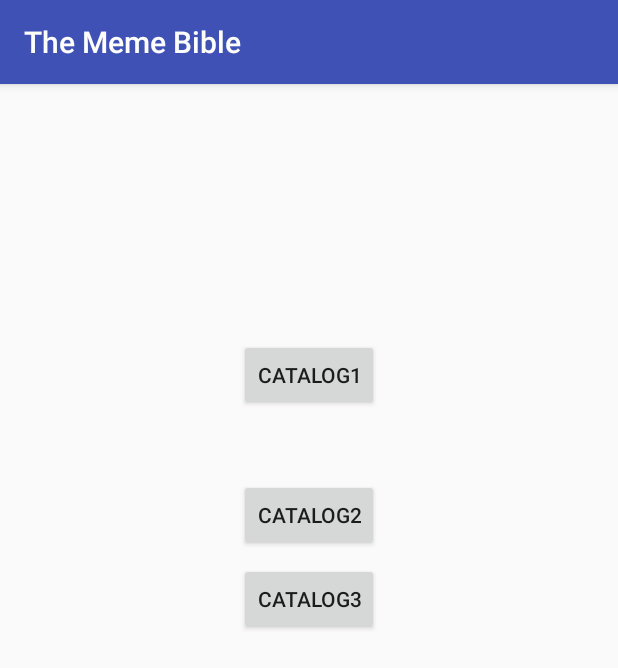
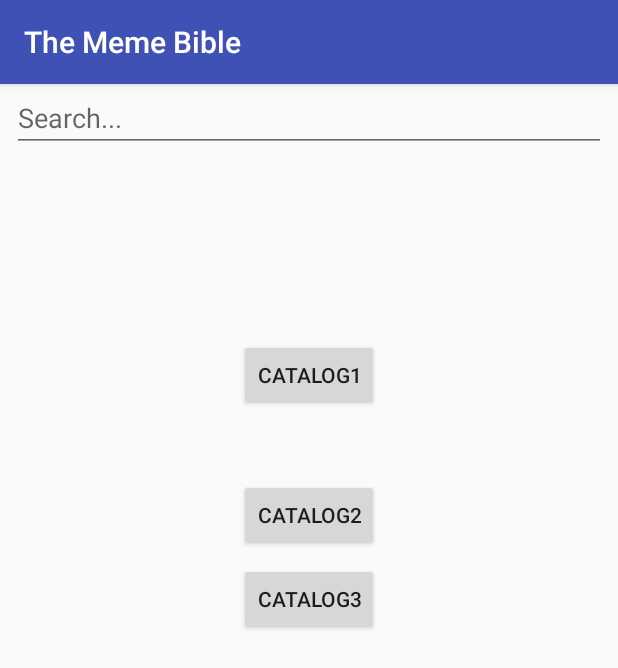
Before and after one commit to phansieeex3/theMemeBible, an Android app: the fragment CatalogFragment placed in its activity, on a phone screen of 412 x 824 dp. Shown: the top 668 px of the screen. Run offline under Robolectric (Android 15) with nearby library versions, the phone set to English and light mode, and no system bars.

Commit message:
added search auto complete from trending api

```diff
--- a/app/src/main/java/group3/tcss450/uw/edu/thememebible/CatalogFragment.java
+++ b/app/src/main/java/group3/tcss450/uw/edu/thememebible/CatalogFragment.java
@@ -1,15 +1,38 @@
 package group3.tcss450.uw.edu.thememebible;
 
 import android.content.Context;
+import android.os.AsyncTask;
 import android.os.Bundle;
 import android.support.v4.app.Fragment;
+import android.util.Log;
 import android.view.LayoutInflater;
 import android.view.View;
 import android.view.ViewGroup;
+import android.widget.ArrayAdapter;
+import android.widget.AutoCompleteTextView;
 import android.widget.Button;
+import android.widget.Toast;
+
+import org.json.JSONArray;
+import org.json.JSONObject;
+
+import java.io.BufferedReader;
+import java.io.InputStream;
+import java.io.InputStreamReader;
+import java.net.HttpURLConnection;
+import java.net.URL;
+import java.net.URLEncoder;
+import java.util.ArrayList;
+
+import group3.tcss450.uw.edu.thememebible.MemeObject.Meme;
 
 public class CatalogFragment extends Fragment implements View.OnClickListener {
     private OnFragmentInteractionListener mListener;
+    private static final String TAG = "CATALOGFRAGMENT";
+    private static final String mUrl = "http://version1.api.memegenerator.net/Generators_Select_ByTrending?=";
+    private static final String API_KEY = "7A81A4B0-C434-4DA2-B8D6-1A63E5D63400";
+
+    private ArrayList<String> mTrendingAutoComplete;
 
     public CatalogFragment() {
 
@@ -18,8 +41,38 @@ public class CatalogFragment extends Fragment implements View.OnClickListener {
 
     @Override
     public View onCreateView(LayoutInflater inflater, ViewGroup container,
-                             Bundle savedInstanceState) {
-        View v = inflater.inflate(R.layout.fragment_catalog_fragment, container, false);
+                             Bundle savedInstanceState)
+    {
+
+                View v = inflater.inflate(R.layout.fragment_catalog_fragment, container, false);
+        AsyncTask<String, Void, String> task = new DownloadData();
+        mTrendingAutoComplete = new ArrayList<String>();
+
+
+        //populating my auto complete will clean up later.
+        StringBuilder sb = new StringBuilder(mUrl);
+        try {
+            sb.append("&apiKey=");
+            sb.append(URLEncoder.encode(API_KEY, "UTF-8"));
+
+            Log.i("buildString", sb.toString());
+
+        } catch (Exception e) {
+            Log.e("Catch", e.getMessage());
+            Toast.makeText(getActivity(), "url is not correct" + e.getMessage(),
+                    Toast.LENGTH_LONG)
+                    .show();
+        }
+
+        task.execute(sb.toString(), "trending");
+
+
+        ArrayAdapter<String> adapter =
+            new ArrayAdapter<String>(getActivity(), android.R.layout.simple_dropdown_item_1line, mTrendingAutoComplete);
+        AutoCompleteTextView text = (AutoCompleteTextView) v.findViewById(R.id.search_auto_complete);
+        text.setAdapter(adapter);
+
+
 
         // add listeners for the buttons and inflate the view for InitialFragment
         Button b = (Button) v.findViewById(R.id.catalog_button1);
@@ -81,4 +134,88 @@ public class CatalogFragment extends Fragment implements View.OnClickListener {
         // TODO: Update argument type and name
         void onFragmentInteraction(int buttonID);
     }
+
+    /**
+     * This asynctask fills my auto complete.
+     */
+    private class DownloadData extends AsyncTask<String, Void, String> {
+
+        @Override
+        protected String doInBackground(String... urls) {
+            String response = "";
+            HttpURLConnection urlConnection = null;
+            String url = urls[0];
+            try {
+                URL urlObject = new URL(url);
+                urlConnection = (HttpURLConnection) urlObject.openConnection();
+                InputStream content = urlConnection.getInputStream();
+                BufferedReader buffer = new BufferedReader(new InputStreamReader(content));
+                String s = "";
+                while ((s = buffer.readLine()) != null) {
+                    response += s;
+                }
+            } catch (Exception e) {
+                response = "Unable to connect, Reason: "
+                        + e.getMessage();
+            } finally {
+                if (urlConnection != null)
+                    urlConnection.disconnect();
+            }
+            return response; }
+
+        /**
+         * We retrieve data only until there are 10 trip items in the view, if there are any more
+         * trips that need to be retrieved from the database, then the earliest trips are deleted while
+         * the latest trips are kept, only dipslaying the previous 10 trips.
+         *
+         * @param result String
+         */
+        @Override
+        protected void onPostExecute(String result) {
+            Log.i(TAG, result);
+            // Something wrong with the network or the URL.
+            if (result.startsWith("Unable to")) {
+                Toast.makeText(getActivity().getApplicationContext(), result, Toast.LENGTH_LONG)
+                        .show();
+                return;
+            }
+
+
+
+            try {
+
+                ArrayList<Meme> mMemes = new ArrayList<Meme>();
+
+                //parse in the objects.
+                JSONArray obj = new JSONObject(result).getJSONArray("result");
+                Meme m = new Meme();
+                for(int i =0 ; i < obj.length(); i++)
+                {
+                    JSONObject object = obj.getJSONObject(i);
+                    mMemes.add(Meme.getMeme(object));
+                }
+
+
+                //populating my autocomplete string array.
+                for(int i = 0; i < mMemes.size(); i++)
+                {
+                    mTrendingAutoComplete.add(mMemes.get(i).getmDisplayName());
+                    Log.e(TAG, mTrendingAutoComplete.get(i));
+                }
+
+                Log.e("holy " , mMemes.toString());
+
+
+
+            }catch (Throwable t){
+                Log.e("TAG", "Could not parse malformed JSON: " + t.toString());
+            }
+
+            Log.d(TAG, result);
+
+
+
+        }
+    }
+
 }
--- a/app/src/main/res/layout/fragment_catalog_fragment.xml
+++ b/app/src/main/res/layout/fragment_catalog_fragment.xml
@@ -9,6 +9,23 @@
     <!-- TODO: Update blank fragment layout -->
 
 
+    <AutoCompleteTextView
+        android:id="@+id/search_auto_complete"
+        android:layout_width="0dp"
+        android:completionThreshold="1"
+        android:layout_height="wrap_content"
+        android:layout_marginEnd="8dp"
+        android:layout_marginLeft="8dp"
+        android:layout_marginRight="8dp"
+        android:layout_marginStart="8dp"
+        android:completionHint="1"
+        android:hint="@string/search_hint"
+        app:layout_constraintLeft_toLeftOf="parent"
+        app:layout_constraintRight_toRightOf="parent"
+        app:layout_constraintTop_toTopOf="parent"
+        tools:layout_constraintLeft_creator="1"
+        tools:layout_constraintRight_creator="1"
+        tools:layout_constraintTop_creator="1" />
     <Button
         android:id="@+id/catalog_button1"
         android:layout_width="wrap_content"
@@ -19,7 +36,9 @@
         app:layout_constraintTop_toTopOf="parent"
         android:layout_marginTop="170dp"
         app:layout_constraintLeft_toLeftOf="parent"
-        app:layout_constraintRight_toRightOf="parent" />
+        app:layout_constraintRight_toRightOf="parent"
+        tools:layout_constraintRight_creator="1"
+        tools:layout_constraintLeft_creator="1" />
 
     <Button
         android:id="@+id/catalog_button2"
@@ -32,18 +51,20 @@
         app:layout_constraintLeft_toLeftOf="parent"
         app:layout_constraintRight_toRightOf="parent"
         app:layout_constraintTop_toBottomOf="@+id/catalog_button1"
-        app:layout_constraintVertical_bias="0.125" />
+        app:layout_constraintVertical_bias="0.125"
+        tools:layout_constraintRight_creator="1"
+        tools:layout_constraintLeft_creator="1" />
 
     <Button
         android:id="@+id/catalog_button3"
         android:layout_width="wrap_content"
         android:layout_height="wrap_content"
-        android:layout_marginLeft="8dp"
-        android:layout_marginRight="8dp"
         android:layout_marginTop="8dp"
         android:text="Catalog3"
         app:layout_constraintLeft_toLeftOf="parent"
         app:layout_constraintRight_toRightOf="parent"
-        app:layout_constraintTop_toBottomOf="@+id/catalog_button2" />
+        app:layout_constraintTop_toBottomOf="@+id/catalog_button2"
+        tools:layout_constraintRight_creator="1"
+        tools:layout_constraintLeft_creator="1" />
 
 </android.support.constraint.ConstraintLayout>
--- a/app/src/main/res/values/strings.xml
+++ b/app/src/main/res/values/strings.xml
@@ -13,6 +13,7 @@
     <string name="password_confirm_text">Confirm Password</string>
     <string name="response_key_displayfragment">response_key</string>
     <string name="api_key">GRL4b7BUM6QjNEEvJo2wNPNQk5SJARmlAkSFBDfY</string>
+    <string name="search_hint">Search...</string>
 
     <!-- TODO: Remove or change this placeholder text -->
     <string name="hello_blank_fragment">Hello blank fragment</string>
```
